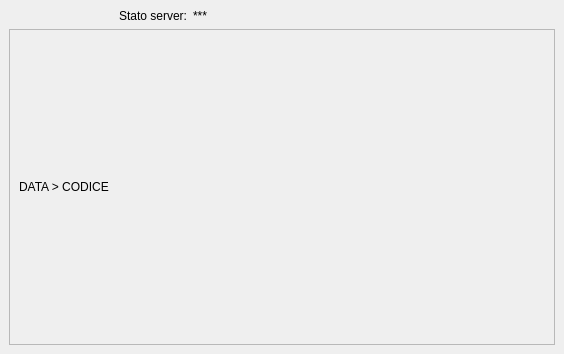
The window that codifica/serverGUI.ui (RaffaBux/Vooler38) describes before a commit, drawn with Qt 5.
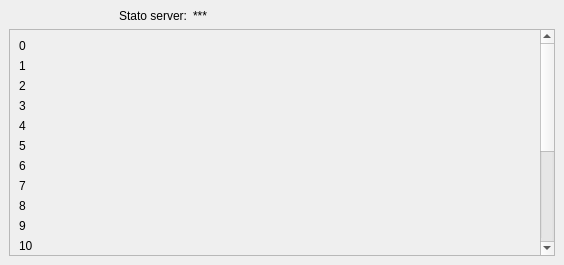
The same window after the commit. Icons and pictures are not drawn.

Commit message: ho maneggiato un po' il codice con Lazza ma finiremo

Patch:
```diff
--- a/codifica/serverGUI.ui
+++ b/codifica/serverGUI.ui
@@ -7,7 +7,7 @@
     <x>0</x>
     <y>0</y>
     <width>564</width>
-    <height>354</height>
+    <height>265</height>
    </rect>
   </property>
   <property name="windowTitle">
@@ -65,15 +65,148 @@
           <rect>
            <x>0</x>
            <y>0</y>
-           <width>542</width>
-           <height>300</height>
+           <width>529</width>
+           <height>472</height>
           </rect>
          </property>
          <layout class="QGridLayout" name="gridLayout_2">
+          <item row="7" column="0">
+           <widget class="QLabel" name="label7">
+            <property name="text">
+             <string>7</string>
+            </property>
+           </widget>
+          </item>
+          <item row="15" column="0">
+           <widget class="QLabel" name="label15">
+            <property name="text">
+             <string>15</string>
+            </property>
+           </widget>
+          </item>
+          <item row="20" column="0">
+           <widget class="QLabel" name="label19">
+            <property name="text">
+             <string>19</string>
+            </property>
+           </widget>
+          </item>
+          <item row="16" column="0">
+           <widget class="QLabel" name="label16">
+            <property name="text">
+             <string>16</string>
+            </property>
+           </widget>
+          </item>
+          <item row="17" column="0">
+           <widget class="QLabel" name="label17">
+            <property name="text">
+             <string>17</string>
+            </property>
+           </widget>
+          </item>
+          <item row="18" column="0">
+           <widget class="QLabel" name="label18">
+            <property name="text">
+             <string>18</string>
+            </property>
+           </widget>
+          </item>
+          <item row="12" column="0">
+           <widget class="QLabel" name="label12">
+            <property name="text">
+             <string>12</string>
+            </property>
+           </widget>
+          </item>
+          <item row="1" column="0">
+           <widget class="QLabel" name="label1">
+            <property name="text">
+             <string>1</string>
+            </property>
+           </widget>
+          </item>
+          <item row="2" column="0">
+           <widget class="QLabel" name="label2">
+            <property name="text">
+             <string>2</string>
+            </property>
+           </widget>
+          </item>
+          <item row="3" column="0">
+           <widget class="QLabel" name="label3">
+            <property name="text">
+             <string>3</string>
+            </property>
+           </widget>
+          </item>
           <item row="0" column="0">
            <widget class="QLabel" name="AggLabel">
             <property name="text">
-             <string>DATA &gt; CODICE</string>
+             <string>0</string>
+            </property>
+           </widget>
+          </item>
+          <item row="6" column="0">
+           <widget class="QLabel" name="label6">
+            <property name="text">
+             <string>6</string>
+            </property>
+           </widget>
+          </item>
+          <item row="5" column="0">
+           <widget class="QLabel" name="label5">
+            <property name="text">
+             <string>5</string>
+            </property>
+           </widget>
+          </item>
+          <item row="9" column="0">
+           <widget class="QLabel" name="label9">
+            <property name="text">
+             <string>9</string>
+            </property>
+           </widget>
+          </item>
+          <item row="11" column="0">
+           <widget class="QLabel" name="label11">
+            <property name="text">
+             <string>11</string>
+            </property>
+           </widget>
+          </item>
+          <item row="10" column="0">
+           <widget class="QLabel" name="label10">
+            <property name="text">
+             <string>10</string>
+            </property>
+           </widget>
+          </item>
+          <item row="13" column="0">
+           <widget class="QLabel" name="label13">
+            <property name="text">
+             <string>13</string>
+            </property>
+           </widget>
+          </item>
+          <item row="8" column="0">
+           <widget class="QLabel" name="label8">
+            <property name="text">
+             <string>8</string>
+            </property>
+           </widget>
+          </item>
+          <item row="4" column="0">
+           <widget class="QLabel" name="label4">
+            <property name="text">
+             <string>4</string>
+            </property>
+           </widget>
+          </item>
+          <item row="14" column="0">
+           <widget class="QLabel" name="label14">
+            <property name="text">
+             <string>14</string>
             </property>
            </widget>
           </item>
```
Left out of the diff: 10 changed lines with no effect on the pictures. The commit also changes 3 other files.
